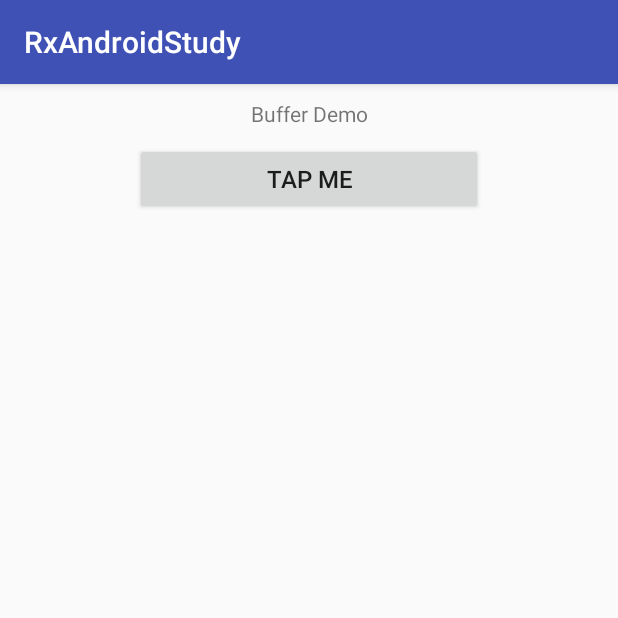
After one commit to gidools/RxAndroidStudy, an Android app: the fragment BufferDemoFragment shown on its own in the app's theme, on a phone screen of 412 x 824 dp, the top half of it. The commit adds this screen. Run offline under Robolectric (Android 15) with nearby library versions, the phone set to English and light mode, and no system bars; our stand-ins replace ButterKnife; libraries missing offline, so code that uses them is left out: com.jakewharton.rxbinding, rx.android.schedulers; 1 statement that could not run was skipped.

Commit message:
Buffer demo 추가

```diff
--- /dev/null
+++ b/app/src/main/java/maxst/com/rxandroidstudy/fragment/BufferDemoFragment.java
@@ -0,0 +1,117 @@
+package maxst.com.rxandroidstudy.fragment;
+
+import android.os.Bundle;
+import android.os.Handler;
+import android.os.Looper;
+import android.support.annotation.Nullable;
+import android.support.v4.app.Fragment;
+import android.util.Log;
+import android.view.LayoutInflater;
+import android.view.View;
+import android.view.ViewGroup;
+import android.widget.Button;
+import android.widget.ListView;
+
+import com.jakewharton.rxbinding.view.RxView;
+
+import java.util.ArrayList;
+import java.util.List;
+import java.util.concurrent.TimeUnit;
+
+import butterknife.Bind;
+import butterknife.ButterKnife;
+import maxst.com.rxandroidstudy.R;
+import maxst.com.rxandroidstudy.util.LogAdapter;
+import rx.Subscription;
+import rx.android.schedulers.AndroidSchedulers;
+
+/**
+ * Created by Gidools on 2016-10-31.
+ */
+
+public class BufferDemoFragment extends Fragment {
+
+	private static final String TAG = BufferDemoFragment.class.getSimpleName();
+
+	@Bind(R.id.list_threading_log)
+	ListView logListView;
+
+	@Bind(R.id.btn_start_operation)
+	Button startBtn;
+
+	private Subscription subscription;
+	private List<String> logList;
+	private LogAdapter logAdapter;
+
+	@Nullable
+	@Override
+	public View onCreateView(LayoutInflater inflater, @Nullable ViewGroup container, @Nullable Bundle savedInstanceState) {
+		View layout = inflater.inflate(R.layout.fragment_buffer, container, false);
+		ButterKnife.bind(this, layout);
+		return layout;
+	}
+
+	@Override
+	public void onActivityCreated(@Nullable Bundle savedInstanceState) {
+		super.onActivityCreated(savedInstanceState);
+
+		setupLog();
+	}
+
+	@Override
+	public void onResume() {
+		super.onResume();
+
+		subscription = RxView.clickEvents(startBtn)
+				.map(click -> {
+					addLog("Button clicked");
+					return 1;
+				})
+				.buffer(1, TimeUnit.SECONDS)
+				.observeOn(AndroidSchedulers.mainThread())
+				.subscribe(onNext -> {
+					if (onNext.size() > 0) {
+						addLog("Button click count : " + onNext.size());
+					} else {
+						Log.i(TAG, "No click");
+					}
+				});
+	}
+
+	@Override
+	public void onPause() {
+		super.onPause();
+
+		subscription.unsubscribe();
+	}
+
+	@Override
+	public void onDestroyView() {
+		super.onDestroyView();
+
+		ButterKnife.unbind(this);
+	}
+
+	private void setupLog() {
+		logList = new ArrayList<>();
+		logAdapter = new LogAdapter(getActivity(), new ArrayList<String>());
+		logListView.setAdapter(logAdapter);
+	}
+
+	private void addLog(String logMsg) {
+		if (Looper.myLooper() == Looper.getMainLooper()) {
+			logList.add(0, logMsg + " [Main thread]");
+			logAdapter.clear();
+			logAdapter.addAll(logList);
+		} else {
+			new Handler(Looper.getMainLooper()).post(new Runnable() {
+				@Override
+				public void run() {
+					logList.add(0, logMsg + " [Not main thread]");
+					logAdapter.clear();
+					logAdapter.addAll(logList);
+				}
+			});
+		}
+	}
+}
--- a/app/src/main/java/maxst/com/rxandroidstudy/fragment/MainFragment.java
+++ b/app/src/main/java/maxst/com/rxandroidstudy/fragment/MainFragment.java
@@ -40,6 +40,7 @@ public class MainFragment extends Fragment {
 		layout.findViewById(R.id.scheduler_bg_work).setOnClickListener(onClickListener);
 		layout.findViewById(R.id.debounce_emitter).setOnClickListener(onClickListener);
 		layout.findViewById(R.id.double_binding_text_view).setOnClickListener(onClickListener);
+		layout.findViewById(R.id.buffer_demo).setOnClickListener(onClickListener);
 		return layout;
 	}
 
@@ -95,6 +96,10 @@ public class MainFragment extends Fragment {
 				case R.id.double_binding_text_view:
 					clickedOn(new DoubleBindingTextViewFragment());
 					break;
+
+				case R.id.buffer_demo:
+					clickedOn(new BufferDemoFragment());
+					break;
 			}
 		}
 	};
--- /dev/null
+++ b/app/src/main/java/maxst/com/rxandroidstudy/util/LogAdapter.java
@@ -0,0 +1,18 @@
+package maxst.com.rxandroidstudy.util;
+
+import android.content.Context;
+import android.widget.ArrayAdapter;
+
+import java.util.List;
+
+import maxst.com.rxandroidstudy.R;
+
+/**
+ * Created by Gidools on 2016-10-31.
+ */
+
+public class LogAdapter extends ArrayAdapter<String> {
+	public LogAdapter(Context context, List<String> logList) {
+		super(context, R.layout.item_log, R.id.item_log, logList);
+	}
+}
--- /dev/null
+++ b/app/src/main/res/layout/fragment_buffer.xml
@@ -0,0 +1,34 @@
+<?xml version="1.0" encoding="utf-8"?>
+
+<LinearLayout
+    android:orientation="vertical"
+    android:layout_height="match_parent"
+    android:layout_width="match_parent"
+    xmlns:android="http://schemas.android.com/apk/res/android"
+    >
+
+    <TextView
+        android:layout_height="wrap_content"
+        android:layout_width="match_parent"
+        android:padding="10dp"
+        android:gravity="center"
+        android:text="Buffer Demo"
+        />
+
+    <Button
+        android:id="@+id/btn_start_operation"
+        android:layout_height="wrap_content"
+        android:layout_width="match_parent"
+        android:layout_marginLeft="90dp"
+        android:layout_marginRight="90dp"
+        android:textSize="16dp"
+        android:text="tap me"
+        />
+
+    <ListView
+        android:id="@+id/list_threading_log"
+        android:layout_height="match_parent"
+        android:layout_width="match_parent"
+        />
+
+</LinearLayout>
```
Also changed, not shown: app/src/main/res/layout/fragment_main.xml (+6 -1 lines).
